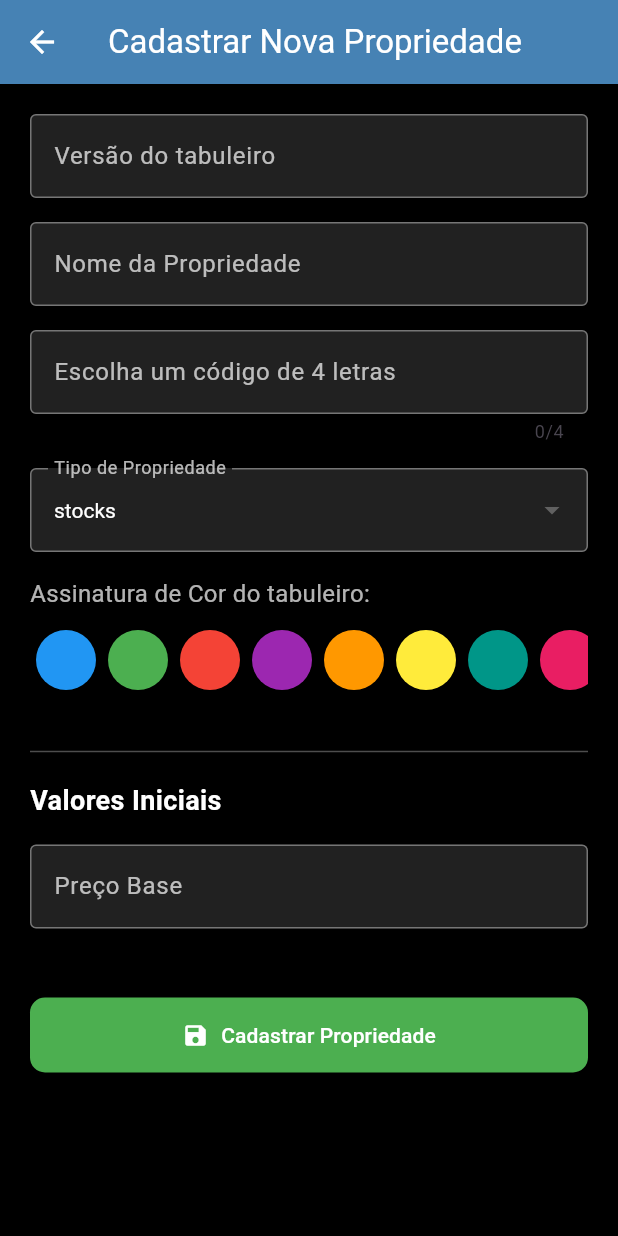
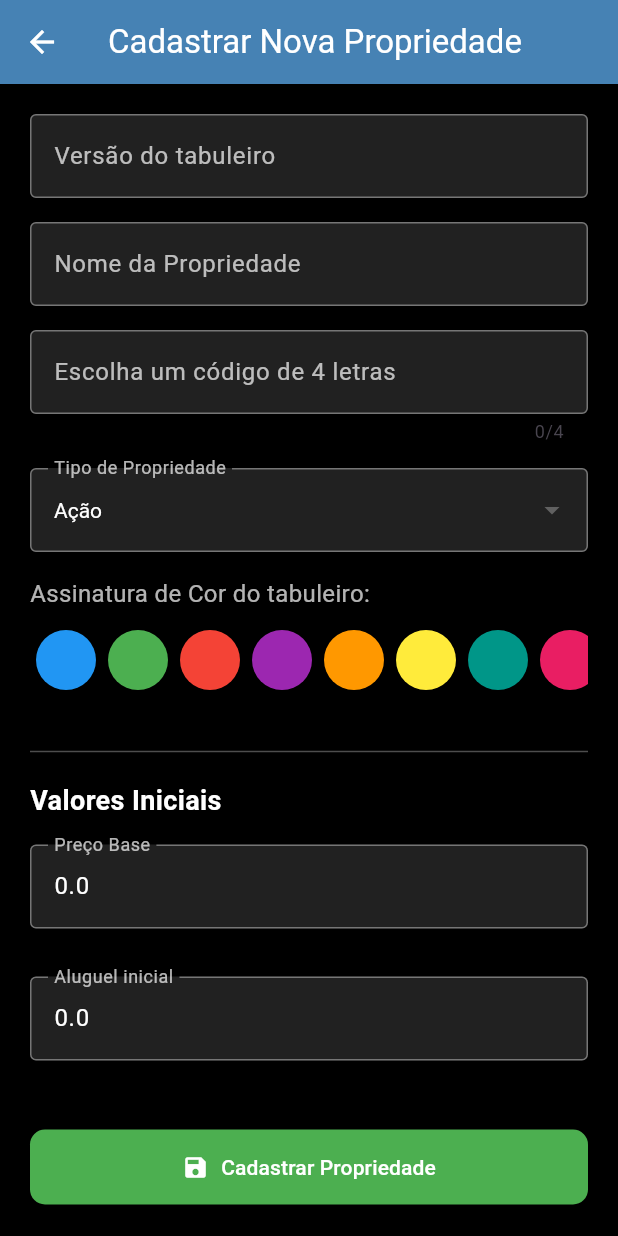
Before and after one commit to reiiissamuel/account_monopoly, a Flutter app: the NewPropertyScreen screen opened directly, on a phone screen of 412 x 824 dp. Run offline on Flutter 3.47's test engine with Material 3 defaults, Android fonts, the phone set to English and light mode, and no system bars; our stand-ins replace connectivity_plus, fl_chart, flutter_signin_button, fluttertoast, get_it, google_sign_in and 2 more; missing offline and left inert: peerdart; accounts and stored records are empty.

Commit message:
nova funcionalidade de cadastro de propriedades

```diff
--- a/lib/domain/enums/property_type.dart
+++ b/lib/domain/enums/property_type.dart
@@ -1,4 +1,9 @@
 enum PropertyType {
-    reit,
-    treasuries,
-    stocks,}
+    reit(description: 'Fundo Imobiliário'),
+    treasuries(description: 'Renda Física'),
+    stocks(description: 'Ação');
+
+    final String description;
+    const PropertyType({required this.description});
+
+}
--- a/lib/domain/model/property.dart
+++ b/lib/domain/model/property.dart
@@ -1,49 +1,56 @@
+
 import 'package:account_monopoly/domain/enums/property_type.dart';
+import 'package:account_monopoly/utils/icon_data_extension.dart';
 import 'package:flutter/material.dart';
 
 class Property {
   final String id;
   final String name;
   final double basePrice;
-  final int totalShares;
   final PropertyType propertyType;
   final Color colorSignature;
+  final Icon iconSignature;
 
   String majorOwnerId;
   double currentPrice;
+  int totalShares;
   int availableShares;
   double currentRent;
-  double collectedRent = 0;
+  double collectedRent;
   double payoutPercentage;
-  int buildings = 0;
-  List<double> historicalPrices = [];
-  List<double> historicalRents = [];
+  int buildings;
+  List<double> historicalPrices;
+  List<double> historicalRents;
 
-  Property.of({
+  Property({
     required this.id,
     required this.name,
     required this.basePrice,
     required this.colorSignature,
-    required this.totalShares,
-    required this.currentRent,
-    required this.payoutPercentage,
     required this.propertyType,
-    required this.currentPrice,
-    required this.availableShares,
+    required this.iconSignature,
+    this.payoutPercentage = 0,
+    this.currentRent = 0,
+    this.totalShares = 0,
+    this.currentPrice = 0.0,
+    this.availableShares = 0,
     this.historicalPrices = const[],
     this.historicalRents = const[],
     this.collectedRent = 0,
     this.buildings = 0,
     this.majorOwnerId = "",
-  });
+  }) {
+    // Se currentPrice não foi definido, assumimos o basePrice como valor inicial
+    if (currentPrice == 0.0) {
+      currentPrice = basePrice;
+    }
+  }
 
-  // GETTER: O preço da ação é SEMPRE calculado na hora (currentPrice / totalShares)
+
   double get sharePrice => currentPrice / totalShares;
 
-  // GETTER: Retorna o lucro distribuível total (para o Ledger calcular)
   double get distributableProfit => collectedRent * payoutPercentage;
 
-  // GETTER: Retorna o lucro a ser capitalizado (antes de multa)
   double get profitToRetain => collectedRent * (1.0 - payoutPercentage);
 
   void updateAvailableShares(int changeInShares) {
@@ -70,14 +77,21 @@ class Property {
     currentPrice -= buildingCost;
   }
 
-  Map<String, dynamic> toMap() {
+Map<String, dynamic> toMap() {
+    // ⚠️ Pegamos o IconData da propriedade 'icon' do widget Icon.
+    final IconData? iconData = iconSignature.icon;
+
+    if (iconData == null) {
+      throw StateError("A propriedade 'iconSignature' não contém IconData para serialização.");
+    }
+
     return {
       'id': id,
       'name': name,
       'basePrice': basePrice,
       'majorOwnerId': majorOwnerId,
       'currentPrice': currentPrice,
-      'colorSignature': colorSignature.toARGB32(),
+      'colorSignature': colorSignature.toARGB32(), // Usa extensão
       'totalShares': totalShares,
       'availableShares': availableShares,
       'currentRent': currentRent,
@@ -86,27 +100,59 @@ class Property {
       'collectedRent': collectedRent,
       'buildings': buildings,
       'historicalPrices': historicalPrices,
-      'historicalRents': historicalRents
+      'historicalRents': historicalRents,
+
+      // ✅ SERIALIZAÇÃO DO ÍCONE: Converte o IconData para Map.
+      'iconSignature': iconData.toMap(),
     };
   }
 
-  factory Property.fromMap(Map<String, dynamic> map) {
-    return Property.of(
+ factory Property.fromMap(Map<String, dynamic> map) {
+
+    // 1. Recria o IconData a partir do Map serializado.
+    final IconData restoredIconData = IconDataExtension.fromMap(
+      map['iconSignature'] as Map<String, dynamic>
+    );
+
+    // 2. ✅ Constrói o widget Icon final para o construtor Property.
+    // OBS: Estilos como color/size devem ser aplicados no widget de visualização, não aqui.
+    final Icon restoredIcon = Icon(restoredIconData);
+
+    return Property(
         id: map['id'] as String,
         name: map['name'] as String,
-        basePrice: map['basePrice'] as double,
+        basePrice: map['basePrice'] is int ? (map['basePrice'] as int).toDouble() : map['basePrice'] as double,
         majorOwnerId: map['majorOwnerId'] as String,
-        currentPrice: map['currentPrice'] as double,
+        currentPrice: map['currentPrice'] is int ? (map['currentPrice'] as int).toDouble() : map['currentPrice'] as double,
+
         colorSignature: Color(map['colorSignature'] as int),
+        iconSignature: restoredIcon,
+
         totalShares: map['totalShares'] as int,
         availableShares: map['availableShares'] as int,
-        currentRent: map['currentRent'] as double,
-        payoutPercentage: map['payoutPercentage'] as double,
-        collectedRent: map['collectedRent'] as double,
+        currentRent: map['currentRent'] is int ? (map['currentRent'] as int).toDouble() : map['currentRent'] as double,
+        payoutPercentage: map['payoutPercentage'] is int ? (map['payoutPercentage'] as int).toDouble() : map['payoutPercentage'] as double,
+        collectedRent: map['collectedRent'] is int ? (map['collectedRent'] as int).toDouble() : map['collectedRent'] as double,
         buildings: map['buildings'] as int,
-        historicalPrices: List<double>.from(map['historicalPrices'] as List<dynamic>),
-        historicalRents: List<double>.from(map['historicalRents'] as List<dynamic>),
+
+        historicalPrices: List<double>.from(map['historicalPrices'] as List<dynamic>).map((e) => e is int ? e.toDouble() : e).toList(),
+        historicalRents: List<double>.from(map['historicalRents'] as List<dynamic>).map((e) => e is int ? e.toDouble() : e).toList(),
+
         propertyType: PropertyType.values.firstWhere((e) => e.toString() == map['propertyType']),
     );
   }
+
+  @override
+  bool operator ==(Object other) {
+    // Verifica se 'other' é do mesmo tipo e não nulo
+    if (identical(this, other)) return true; // Se for a mesma instância, são iguais.
+    // Acessa as propriedades (id, name, etc.) para fazer a comparação de valor.
+    return other is Property &&
+        other.runtimeType == runtimeType &&
+        other.id == id; // Critério de Igualdade: O ID deve ser igual.
+  }
+
+  // 2. Override do hashCode
+  @override
+  int get hashCode => id.hashCode; // Gera o hash baseado no
 }
--- a/lib/provider/game_provider.dart
+++ b/lib/provider/game_provider.dart
@@ -32,6 +32,7 @@ class GameProvider extends ChangeNotifier {
 
   Ledger get ledger => gameModelDTO!.ledger;
   Player get currentPlayer => gameModelDTO!.player;
+  bool get forbiddenAction => ledger.isBlacklisted(currentPlayer.id);
 
   void notifyChanges(bool isLoading) {
     this.isLoading = isLoading;
--- a/lib/screens/home_screen.dart
+++ b/lib/screens/home_screen.dart
@@ -1,7 +1,7 @@
 import 'package:account_monopoly/dialogs/new_user_dialog.dart';
 import 'package:account_monopoly/provider/game_provider.dart';
 import 'package:account_monopoly/screens/my_games_screen.dart';
-import 'package:account_monopoly/screens/my_properties_versions_screen.dart';
+import 'package:account_monopoly/screens/all_properties_versions_screen.dart';
 import 'package:flutter/material.dart';
 import 'package:fluttertoast/fluttertoast.dart';
 import 'package:provider/provider.dart';
@@ -210,7 +210,7 @@ class HomeScreenState extends State<HomeScreen> {
                                         if (!userProvider.isLoggedIn()) {
                                           return _showNonLoggedDialog(context);
                                         }
-                                        Navigator.push(context, MaterialPageRoute(builder: (context) => MyPropertiesVesionsScreen()));
+                                        Navigator.push(context, MaterialPageRoute(builder: (context) => AllPropertiesVesionsScreen()));
                                       },
                                     ))
                               ],
--- a/lib/screens/new_property_screen.dart
+++ b/lib/screens/new_property_screen.dart
@@ -1,30 +1,45 @@
 import 'package:account_monopoly/domain/enums/property_type.dart';
 import 'package:account_monopoly/domain/model/property.dart';
 import 'package:account_monopoly/provider/user_provider.dart';
+import 'package:account_monopoly/utils/string_utils.dart';
 import 'package:flutter/material.dart';
 import 'package:flutter/services.dart';
 import 'package:icons_plus/icons_plus.dart';
 import 'package:provider/provider.dart';
 
 class NewPropertyScreen extends StatelessWidget {
-  const NewPropertyScreen({super.key});
+  // Dados que você quer passar
+  final String? versionId;
+  final Property? property;
+
+  const NewPropertyScreen({super.key, this.versionId, this.property});
 
   @override
   Widget build(BuildContext context) {
     return Scaffold(
       appBar: AppBar(
-        title: const Text('Cadastrar Nova Propriedade'),
+        title: Text(versionId == null ? 'Cadastrar Nova Propriedade' : 'Atualizar Propriedade'),
         backgroundColor: Theme.of(context).primaryColor,
         foregroundColor: Colors.white,
       ),
       backgroundColor: Colors.black,
-      body: const PropertyRegistrationForm(),
+      body: PropertyRegistrationForm(
+        versionId: versionId,
+        property: property,
+      ),
     );
   }
 }
 
 class PropertyRegistrationForm extends StatefulWidget {
-  const PropertyRegistrationForm({super.key});
+  final String? versionId;
+  final Property? property;
+
+  const PropertyRegistrationForm({
+    super.key,
+    this.versionId,
+    this.property,
+  });
 
   @override
   State<PropertyRegistrationForm> createState() => _PropertyRegistrationFormState();
@@ -35,12 +50,13 @@ class _PropertyRegistrationFormState extends State<PropertyRegistrationForm> {
 
   // Variáveis para armazenar os valores dos campos
   String _name = '';
-  double _basePrice = 0.0;
+  double _basePrice = 0;
   String _versionid = '';
   PropertyType _propertyType = PropertyType.stocks; // Valor inicial
   Color _colorSignature = Colors.grey; // Valor inicial
-  Icon _iconSignature = Icon(Bootstrap.building); // Valor inicial
+  Icon _iconSignatureData = const Icon(Bootstrap.building); // Valor inicial
   String _propertyId = '';
+  double _rentPrice = 0;
 
   // Lista de cores pré-definidas para seleção
   final List<Color> availableColors = [
@@ -65,7 +81,7 @@ class _PropertyRegistrationFormState extends State<PropertyRegistrationForm> {
     Colors.lime
   ];
 
-  final List<Icon> availableIcons = [
+  final List<Icon> availableIconsData = [
     const Icon(Bootstrap.minecart_loaded),
     const Icon(BoxIcons.bx_taxi),
     const Icon(BoxIcons.bx_train),
@@ -79,12 +95,30 @@ class _PropertyRegistrationFormState extends State<PropertyRegistrationForm> {
     const Icon(Bootstrap.telephone_fill),
   ];
 
+  @override
+  void initState(){
+    super.initState();
+    _versionid = widget.versionId ?? '';
+    if(widget.property != null){
+      _name = widget.property!.name;
+      _basePrice = widget.property!.basePrice;
+      _propertyType = widget.property!.propertyType;
+      _colorSignature = widget.property!.colorSignature;
+      _iconSignatureData = widget.property!.iconSignature; // Valor inicial
+      _propertyId = widget.property!.id;
+      _rentPrice = widget.property!.currentRent;
+    }
+  }
+
   // Helper para criar TextFormFields para texto (String)
-  Widget _buildField({required String label, required ValueChanged<dynamic> onSave, required TextInputFormatter inputType, required String alertMsg, int? maxLength}) {
+  Widget _buildField({required String label, required ValueChanged<dynamic> onSave, required TextInputFormatter inputType,
+   required String alertMsg, bool? enabled, int? maxLength, String? initialValue}) {
     return Padding(
       padding: const EdgeInsets.only(bottom: 16.0),
       child: TextFormField(
+        enabled: enabled,
         maxLength: maxLength,
+        initialValue: initialValue,
         decoration: InputDecoration(
           labelText: label,
           labelStyle: const TextStyle(color: Colors.white70),
@@ -161,25 +195,6 @@ class _PropertyRegistrationFormState extends State<PropertyRegistrationForm> {
   }
 
    Widget _buildIconSelector() {
-  // 💡 Assumindo que 'availableIcons' é uma List<IconData>
-  final List<IconData> availableIcons = [
-    Icons.home,
-    Icons.business,
-    Icons.train,
-    Icons.local_shipping,
-    Icons.apartment,
-    Icons.airport_shuttle,
-  ];
-
-  // 💡 Assumindo que '_iconSignature' é um IconData? (o ícone atualmente selecionado)
-  IconData? _iconSignature = Icons.home; // Exemplo de estado inicial
-
-  // Lógica de setState e Color/Border (simplificada para demonstração)
-  void setState(VoidCallback fn) {
-    // No ambiente de produção do Flutter, isso atualizará o widget
-    fn();
-  }
-
     return Column(
       crossAxisAlignment: CrossAxisAlignment.start,
       children: [
@@ -192,15 +207,15 @@ class _PropertyRegistrationFormState extends State<PropertyRegistrationForm> {
           height: 50,
           child: ListView.builder(
             scrollDirection: Axis.horizontal,
-          itemCount: availableIcons.length,
+            itemCount: availableIconsData.length,
             itemBuilder: (context, index) {
-            final icon = availableIcons[index];
-            final isSelected = _iconSignature == icon;
+              final iconData = availableIconsData[index];
+              final isSelected = _iconSignatureData == iconData;
 
               return GestureDetector(
                 onTap: () {
                   setState(() {
-                  _iconSignature = icon;
+                    _iconSignatureData = iconData; // Armazena IconData
                   });
                 },
                 child: Container(
@@ -208,7 +223,7 @@ class _PropertyRegistrationFormState extends State<PropertyRegistrationForm> {
                   height: 40,
                   margin: const EdgeInsets.symmetric(horizontal: 4),
                   decoration: BoxDecoration(
-                  color: isSelected ? Colors.blueAccent : Colors.grey.shade700,
+                    color: isSelected ? Theme.of(context).primaryColor : Colors.grey.shade700,
                     shape: BoxShape.circle,
                     border: Border.all(
                       color: isSelected ? Colors.white : Colors.transparent,
@@ -216,7 +231,7 @@ class _PropertyRegistrationFormState extends State<PropertyRegistrationForm> {
                     ),
                   ),
                   child: Icon(
-                  icon,
+                    iconData.icon, // Exibe IconData
                     size: 20,
                     color: Colors.white,
                   ),
@@ -232,7 +247,7 @@ class _PropertyRegistrationFormState extends State<PropertyRegistrationForm> {
 
 
   // Dropdown para Tipo de Propriedade
-  Widget _buildTypeDropdown() {
+  Widget _buildTypeDropdown({required PropertyType? initialValue}) {
     return Padding(
       padding: const EdgeInsets.only(bottom: 16.0),
       child: DropdownButtonFormField<PropertyType>(
@@ -246,13 +261,13 @@ class _PropertyRegistrationFormState extends State<PropertyRegistrationForm> {
           filled: true,
         ),
         dropdownColor: Colors.grey.shade900,
-        value: _propertyType,
+        initialValue: initialValue,
         style: const TextStyle(color: Colors.white),
         items: PropertyType.values.map((PropertyType type) {
           return DropdownMenuItem<PropertyType>(
             value: type,
             child: Text(
-              type.toString().split('.').last, // Exibe apenas o nome do enum
+              type.description, // Exibe apenas o nome do enum
               style: const TextStyle(color: Colors.white),
             ),
           );
@@ -292,7 +307,8 @@ class _PropertyRegistrationFormState extends State<PropertyRegistrationForm> {
           basePrice: _basePrice,
           colorSignature: _colorSignature,
           propertyType: _propertyType,
-          iconSignature: _iconSignature
+          iconSignature: _iconSignatureData,
+          currentRent: _rentPrice
         );
 
         Provider.of<UserProvider>(context, listen: false).newProperty(_versionid, newProperty);
@@ -309,7 +325,7 @@ class _PropertyRegistrationFormState extends State<PropertyRegistrationForm> {
     } on Exception catch(e){
       ScaffoldMessenger.of(context).showSnackBar(
           SnackBar(
-            content: Text('Erro na tentativa de cadastro: ${e.toString()}'),
+            content: Text('Erro na tentativa de cadastro: $e'),
             backgroundColor: Colors.red,
           ),
         );
@@ -330,22 +346,28 @@ class _PropertyRegistrationFormState extends State<PropertyRegistrationForm> {
               label:'Versão do tabuleiro',
               onSave: (value) => _versionid = value,
               inputType: FilteringTextInputFormatter.allow(RegExp(r'[\w \s]')),
-              alertMsg: "Nome sem caracteres especiais"
+              alertMsg: "Nome sem caracteres especiais",
+              initialValue: _versionid,
+              enabled: widget.versionId == null
             ),
             _buildField(
               label: 'Nome da Propriedade',
               onSave: (value) => _name = value,
-              inputType: FilteringTextInputFormatter.allow(RegExp(r'[\w \s]')),
-              alertMsg: "Nome sem caracteres especiais"
+              inputType: FilteringTextInputFormatter.allow(RegExp(r'[\w \s ^~´`Ç]')),
+              alertMsg: "Nome sem caracteres especiais",
+              initialValue: _name
             ),
             _buildField(
                 label:'Escolha um código de 4 letras',
                 onSave:(value) => _propertyId = value,
-              inputType: FilteringTextInputFormatter.allow(RegExp(r'[A-Z]')),
+                inputType: FilteringTextInputFormatter.allow(RegExp(r'[A-Z \s ^~´`Ç]')),
                 alertMsg: 'O código deve ter 4 letras maiúsculas',
-              maxLength: 4
-            ),
-            _buildTypeDropdown(),
+                maxLength: 4,
+                initialValue: _propertyId,
+                enabled: widget.versionId == null
+              )
+            ,
+            _buildTypeDropdown(initialValue: _propertyType),
 
             _propertyType == PropertyType.stocks ? _buildColorSelector() : _buildIconSelector(),
 
@@ -359,16 +381,25 @@ class _PropertyRegistrationFormState extends State<PropertyRegistrationForm> {
             const SizedBox(height: 16),
             _buildField(
               label: 'Preço Base',
-              onSave: (value) => _basePrice = value,
+              onSave: (value) => _basePrice = double.parse(value),
               inputType:  FilteringTextInputFormatter.allow(RegExp(r'^\d+\.?\d{0,2}')),
-              alertMsg: "insira um número válido"
+              alertMsg: "insira um número válido",
+              initialValue: _basePrice.toString()
+            ),
+            const SizedBox(height: 16),
+            _buildField(
+              label: 'Aluguel inicial',
+              onSave: (value) => _rentPrice = double.parse(value),
+              inputType:  FilteringTextInputFormatter.allow(RegExp(r'^\d+\.?\d{0,2}')),
+              alertMsg: "insira um número válido",
+              initialValue: _rentPrice.toString()
             ),
 
             const SizedBox(height: 30),
 
             ElevatedButton.icon(
               icon: const Icon(Icons.save),
-              label: const Text('Cadastrar Propriedade'),
+              label: Text(widget.versionId == null ? 'Cadastrar Propriedade' : 'Atualizar Propriedade'),
               onPressed: _submitForm,
               style: ElevatedButton.styleFrom(
                 backgroundColor: Colors.green,
```
Also changed, not shown: lib/domain/model/game_model_dto.dart (+10 -8 lines), lib/provider/user_provider.dart (+24 -5 lines), lib/screens/all_properties_versions_screen.dart (renamed from lib/screens/my_properties_versions_screen.dart, +9 -11 lines), lib/screens/game_screen.dart (+22 -44 lines), lib/screens/new_game_screen.dart (+4 -3 lines), lib/screens/properties_screen.dart (added, +194 -0 lines), lib/utils/icon_data_extension.dart (added, +26 -0 lines). Lines whose indentation alone changed are shown as unchanged.
